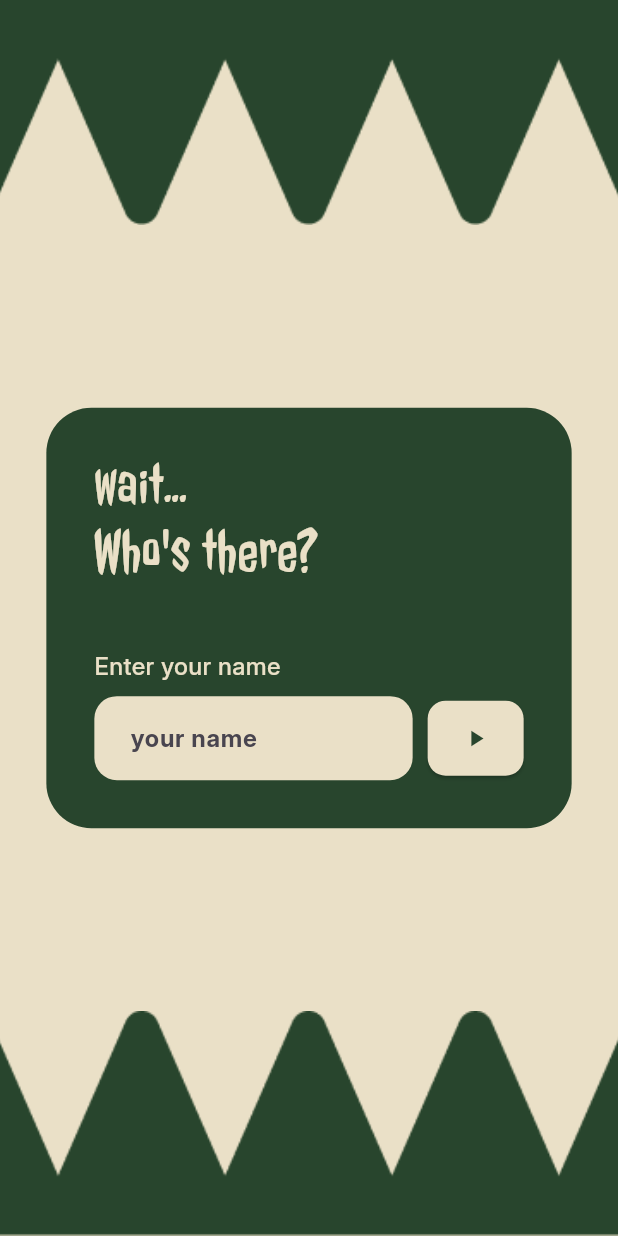
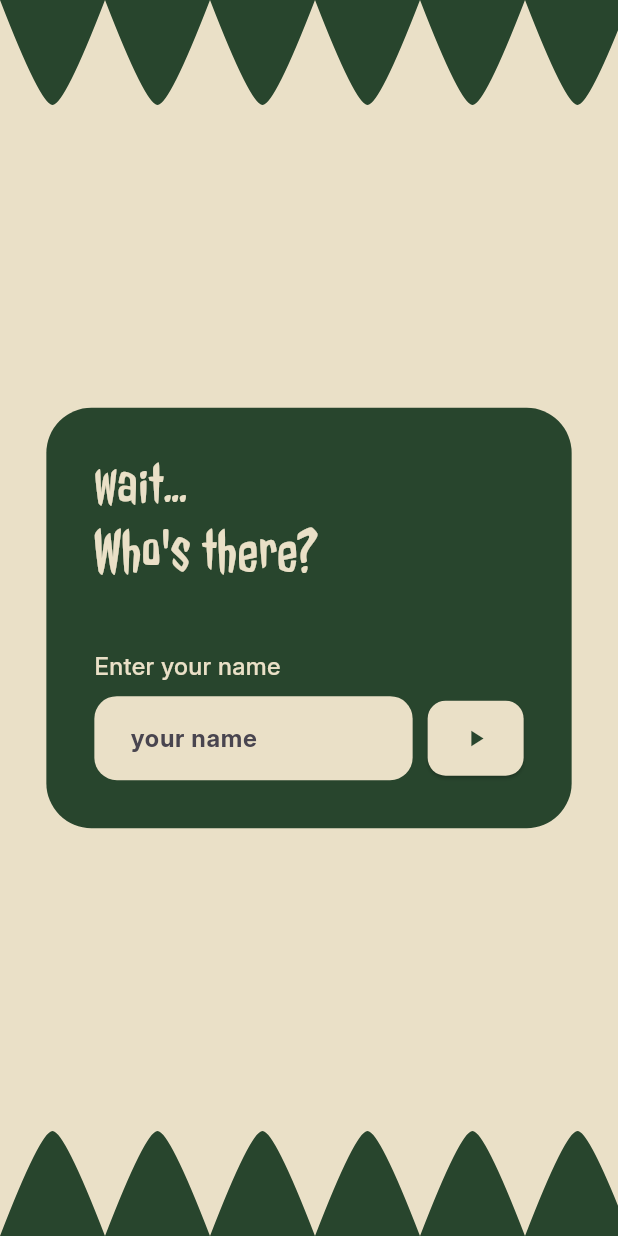
Before and after one commit to alissyaa/GuessasaurApp, a Flutter app: the screen it shows after launch, after a tap on "Im ready!", on a phone screen of 412 x 824 dp. Run offline on Flutter 3.47's test engine with Material 3 defaults, Android fonts, the light colour scheme and no system bars; our stand-ins replace go_router, shared_preferences.

Commit message:
fix(ui): resolve layout bugs and improve background responsiveness

```diff
--- a/lib/constants/app_colors.dart
+++ b/lib/constants/app_colors.dart
@@ -5,8 +5,7 @@ class AppColors {
   static const Color secondary = Color(0xFFEAE0C7);
   static const Color right = Color(0xFFACC4B0);
   static const Color wrong = Color(0xFFF19999);
-  static const Color red = Color(0xFF2C6D37);
-  static const Color green = Color(0xFF6D2C2C);
+  static const Color red = Color(0xFF6D2C2C);
   static const Color text = Color(0xFF0D2F11);
   static const Color mix = Color(0xFF64AB70);
 
--- a/lib/pages/quiz_page.dart
+++ b/lib/pages/quiz_page.dart
@@ -8,6 +8,7 @@ import 'package:guessasaur/widgets/background.dart';
 import 'package:guessasaur/widgets/question_widget.dart';
 import 'package:guessasaur/widgets/option_widget.dart';
 import 'package:guessasaur/widgets/feedback_card.dart';
+import 'package:guessasaur/widgets/responsive_center.dart';
 
 class QuizPage extends StatelessWidget {
   const QuizPage({super.key});
@@ -19,18 +20,19 @@ class QuizPage extends StatelessWidget {
         child: Consumer<QuizProvider>(
           builder: (context, quizProvider, child) {
             if (quizProvider.isQuizCompleted) {
-              // Use a post-frame callback to navigate after the build is complete
               WidgetsBinding.instance.addPostFrameCallback((_) {
                 context.go('/result');
               });
             }
 
             final question = quizProvider.currentQuestion;
-            return Stack(
+            return ResponsiveCenter(
+              child: Stack(
                 alignment: Alignment.center,
                 children: [
                   SingleChildScrollView(
-                  padding: const EdgeInsets.all(24.0),
+                    // Add more vertical padding to avoid the decorations
+                    padding: const EdgeInsets.symmetric(horizontal: 24.0, vertical: 80.0),
                     child: Column(
                       children: [
                         QuestionWidget(
@@ -65,6 +67,7 @@ class QuizPage extends StatelessWidget {
                       ),
                     ),
                 ],
+              ),
             );
           },
         ),
--- a/lib/pages/welcome_page.dart
+++ b/lib/pages/welcome_page.dart
@@ -1,6 +1,5 @@
 import 'package:flutter/material.dart';
 import 'package:go_router/go_router.dart';
-import 'package:guessasaur/routes.dart';
 import 'package:guessasaur/widgets/background.dart';
 import 'package:guessasaur/widgets/button.dart';
 import 'package:guessasaur/constants/app_colors.dart';
@@ -10,22 +9,21 @@ class WelcomePage extends StatelessWidget {
 
   @override
   Widget build(BuildContext context) {
-    final screenWidth = MediaQuery.of(context).size.width;
-    final screenHeight = MediaQuery.of(context).size.height;
-
     return Scaffold(
       body: Background(
-        child: Padding(
+        child: Stack(
+          children: [
+            Padding(
               padding: EdgeInsets.symmetric(
-            horizontal: screenWidth * 0.12,
-            vertical: screenHeight * 0.05,
+                horizontal: MediaQuery.of(context).size.width * 0.12,
+                vertical: MediaQuery.of(context).size.height * 0.05,
               ),
               child: SingleChildScrollView(
                 child: Column(
                   crossAxisAlignment: CrossAxisAlignment.start,
                   mainAxisAlignment: MainAxisAlignment.center,
                   children: [
-                SizedBox(height: screenHeight * 0.12),
+                    SizedBox(height: MediaQuery.of(context).size.height * 0.12),
                     Text(
                       'Welcome to',
                       style: AppColors.gradientTextStyle(
@@ -41,7 +39,7 @@ class WelcomePage extends StatelessWidget {
                         fontFamily: 'Jolly',
                       ),
                     ),
-                SizedBox(height: screenHeight * 0.02),
+                    SizedBox(height: MediaQuery.of(context).size.height * 0.02),
                     const Text(
                       'Think you know your dinosaurs? Let\'s find out!',
                       textAlign: TextAlign.left,
@@ -53,19 +51,20 @@ class WelcomePage extends StatelessWidget {
                         color: AppColors.text,
                       ),
                     ),
-                SizedBox(height: screenHeight * 0.1),
+                    SizedBox(height: MediaQuery.of(context).size.height * 0.1),
                     PrimaryButton(
                       text: 'Im ready!',
                       onPressed: () {
-                    context.go(AppRoutes.form);
+                        context.go('/form');
                       },
                     ),
                   ],
                 ),
               ),
             ),
+          ],
         ),
-
+      ),
     );
   }
 }
--- a/lib/widgets/background.dart
+++ b/lib/widgets/background.dart
@@ -10,28 +10,131 @@ class Background extends StatelessWidget {
   Widget build(BuildContext context) {
     return Container(
       color: AppColors.secondary,
-      child: Column(
-        mainAxisAlignment: MainAxisAlignment.spaceBetween,
-        children: <Widget>[
-          // Top
-          Image.asset(
-            'assets/images/deco_top.png',
-            height: 150,
-            fit: BoxFit.cover,
-            width: double.infinity,
+      child: Stack(
+        fit: StackFit.expand,
+        children: [
+          Center(child: child),
+
+          // Zigzag atas
+          const Positioned(
+            top: 0,
+            left: 0,
+            right: 0,
+            child: ZigZagDecoration(isTop: true),
           ),
-          Expanded(
-            child: child,
-          ),
-          // Bottom
-          Image.asset(
-            'assets/images/deco_bottom.png',
-            height: 150,
-            fit: BoxFit.cover,
-            width: double.infinity,
+
+          // Zigzag bawah
+          const Positioned(
+            bottom: 0,
+            left: 0,
+            right: 0,
+            child: ZigZagDecoration(isTop: false),
           ),
         ],
       ),
     );
   }
 }
+
+// =============================
+// ZigZagDecoration
+// =============================
+class ZigZagDecoration extends StatelessWidget {
+  final bool isTop;
+  final Color? topColor;
+  final Color? bottomColor;
+
+  const ZigZagDecoration({
+    super.key,
+    this.isTop = true,
+    this.topColor,
+    this.bottomColor,
+  });
+
+  @override
+  Widget build(BuildContext context) {
+    return CustomPaint(
+      painter: ZigZagPainter(
+        isTop: isTop,
+        topColor: topColor ?? AppColors.secondary,
+        bottomColor: bottomColor ?? AppColors.primary,
+      ),
+      size: const Size(double.infinity, 70),
+    );
+  }
+}
+
+class ZigZagPainter extends CustomPainter {
+  final bool isTop;
+  final Color topColor;
+  final Color bottomColor;
+
+  ZigZagPainter({
+    required this.isTop,
+    required this.topColor,
+    required this.bottomColor,
+  });
+
+  @override
+  void paint(Canvas canvas, Size size) {
+    final paint = Paint()..style = PaintingStyle.fill;
+
+    // Warna dasar (krem)
+    paint.color = bottomColor;
+    canvas.drawRect(Rect.fromLTWH(0, 0, size.width, size.height), paint);
+
+    // Warna zigzag (hijau)
+    paint.color = topColor;
+    final path = Path();
+
+    const triangleWidth = 70.0;
+    const triangleHeight = 70.0;
+    const radius = 8.0; // untuk efek rounded
+
+    if (isTop) {
+      path.moveTo(0, 0);
+      for (double x = 0; x <= size.width; x += triangleWidth) {
+        final midX = x + triangleWidth / 2;
+        path.quadraticBezierTo(
+          midX - radius,
+          triangleHeight,
+          midX,
+          triangleHeight,
+        );
+        path.quadraticBezierTo(
+          midX + radius,
+          triangleHeight,
+          x + triangleWidth,
+          0,
+        );
+      }
+      path.lineTo(size.width, size.height);
+      path.lineTo(0, size.height);
+    } else {
+      path.moveTo(0, size.height);
+      for (double x = 0; x <= size.width; x += triangleWidth) {
+        final midX = x + triangleWidth / 2;
+        path.quadraticBezierTo(
+          midX - radius,
+          size.height - triangleHeight,
+          midX,
+          size.height - triangleHeight,
+        );
+        path.quadraticBezierTo(
+          midX + radius,
+          size.height - triangleHeight,
+          x + triangleWidth,
+          size.height,
+        );
+      }
+      path.lineTo(size.width, 0);
+      path.lineTo(0, 0);
+    }
+
+    path.close();
+    canvas.drawPath(path, paint);
+  }
+
+  @override
+  bool shouldRepaint(CustomPainter oldDelegate) => false;
+}
--- a/lib/widgets/feedback_card.dart
+++ b/lib/widgets/feedback_card.dart
@@ -2,7 +2,6 @@ import 'dart:ui';
 
 import 'package:flutter/material.dart';
 import 'package:guessasaur/constants/app_colors.dart';
-import 'package:guessasaur/widgets/button.dart';
 
 class FeedbackCard extends StatelessWidget {
   final bool isCorrect;
@@ -12,6 +11,8 @@ class FeedbackCard extends StatelessWidget {
 
   @override
   Widget build(BuildContext context) {
+    final Color contentColor = isCorrect ? AppColors.primary : AppColors.red;
+
     return Container(
       margin: const EdgeInsets.symmetric(horizontal: 40.0),
       decoration: BoxDecoration(
@@ -38,6 +39,7 @@ class FeedbackCard extends StatelessWidget {
                 width: 2,
               ),
             ),
+            child: SingleChildScrollView(
               child: Column(
                 mainAxisSize: MainAxisSize.min,
                 children: [
@@ -51,29 +53,53 @@ class FeedbackCard extends StatelessWidget {
                       'assets/images/false_dino.png',
                       height: 100,
                     ),
+                  const SizedBox(height: 16),
                   Text(
                     isCorrect ? 'Rawr-some!' : 'Oh no!',
-                  style: const TextStyle(
+                    style: TextStyle(
                       fontFamily: 'Jolly',
                       fontSize: 60,
-                    color: AppColors.primary,
+                      color: contentColor,
                     ),
                   ),
+                  const SizedBox(height: 8),
                   Text(
                     isCorrect ? 'You guessed it right!' : 'Not that one!',
-                  style: const TextStyle(
+                    style: TextStyle(
                       fontFamily: 'Inter',
                       fontSize: 25,
                       fontWeight: FontWeight.w700,
-                    color: AppColors.primary,
+                      color: contentColor,
                     ),
                   ),
                   const SizedBox(height: 24),
-                PrimaryButton(
-                  text: 'Next Dino',
+                  ElevatedButton(
                     onPressed: onNext,
+                    style: ElevatedButton.styleFrom(
+                      backgroundColor: contentColor,
+                      shape: RoundedRectangleBorder(
+                        borderRadius: BorderRadius.circular(20),
+                      ),
+                      padding: const EdgeInsets.symmetric(horizontal: 24, vertical: 16),
+                    ),
+                    child: const Row(
+                      mainAxisAlignment: MainAxisAlignment.spaceBetween,
+                      children: [
+                        Text(
+                          'Next Dino',
+                          style: TextStyle(
+                            fontSize: 20,
+                            color: Colors.white,
+                            fontFamily: 'Inter',
+                            fontWeight: FontWeight.bold,
+                          ),
+                        ),
+                        Icon(Icons.play_arrow, color: Colors.white),
+                      ],
+                    ),
                   ),
                 ],
+              ),
             ),
           ),
         ),
--- /dev/null
+++ b/lib/widgets/responsive_center.dart
@@ -0,0 +1,22 @@
+import 'package:flutter/material.dart';
+
+class ResponsiveCenter extends StatelessWidget {
+  final Widget child;
+  final double maxWidth;
+
+  const ResponsiveCenter({
+    super.key,
+    required this.child,
+    this.maxWidth = 600,
+  });
+
+  @override
+  Widget build(BuildContext context) {
+    return Center(
+      child: ConstrainedBox(
+        constraints: BoxConstraints(maxWidth: maxWidth),
+        child: child,
+      ),
+    );
+  }
+}
```
Lines whose indentation alone changed are shown as unchanged.
